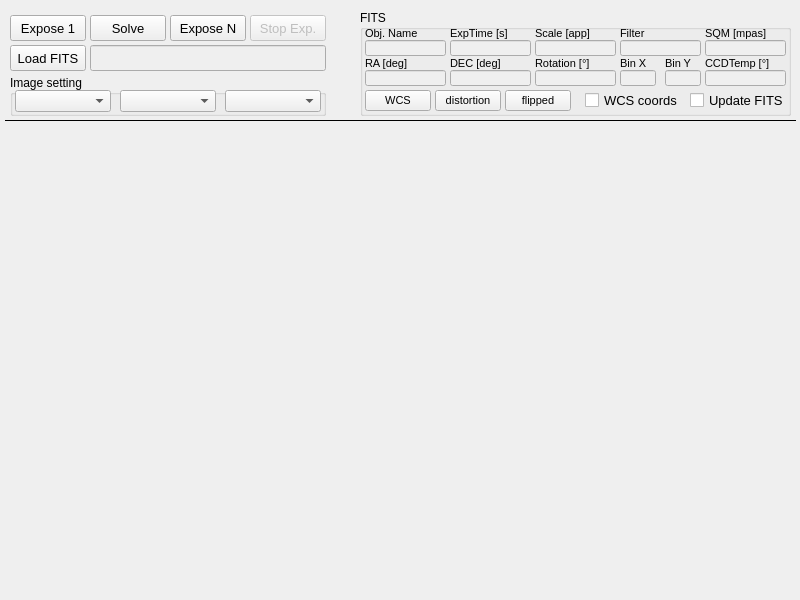
Qt form mw4/gui/widgets/image.ui (mworion/MountWizzard4) before a commit.
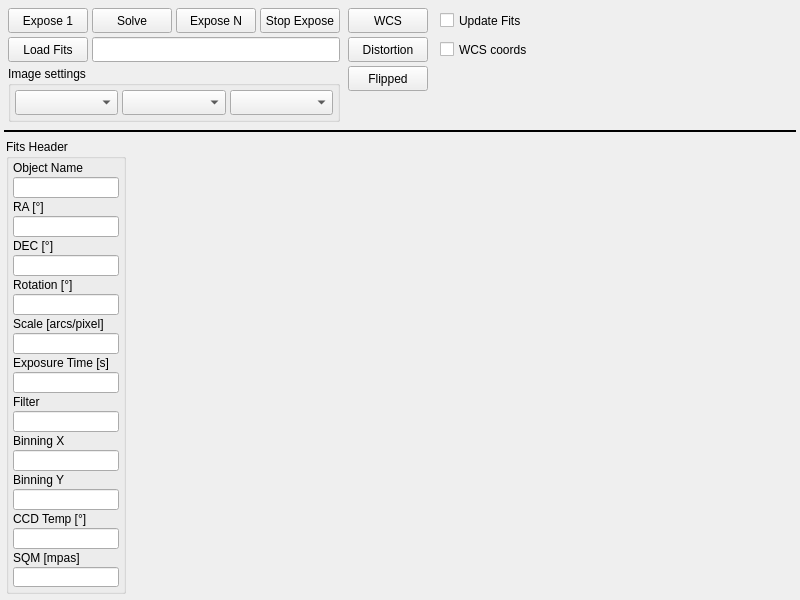
The same form after that commit.

Commit message: changed gui to layouts for image window

The edit to the form file:
```diff
--- a/mw4/gui/widgets/image.ui
+++ b/mw4/gui/widgets/image.ui
@@ -30,1025 +30,505 @@
   <property name="windowTitle">
    <string>Imaging</string>
   </property>
-  <widget class="QWidget" name="image" native="true">
-   <property name="geometry">
-    <rect>
-     <x>5</x>
-     <y>124</y>
-     <width>790</width>
-     <height>471</height>
-    </rect>
-   </property>
-   <property name="minimumSize">
-    <size>
-     <width>690</width>
-     <height>270</height>
-    </size>
-   </property>
-   <property name="maximumSize">
-    <size>
-     <width>1510</width>
-     <height>1070</height>
-    </size>
-   </property>
-   <property name="autoFillBackground">
-    <bool>true</bool>
-   </property>
-  </widget>
-  <widget class="QPushButton" name="expose">
-   <property name="geometry">
-    <rect>
-     <x>10</x>
-     <y>15</y>
-     <width>76</width>
-     <height>26</height>
-    </rect>
-   </property>
-   <property name="sizePolicy">
-    <sizepolicy hsizetype="Ignored" vsizetype="Ignored">
-     <horstretch>0</horstretch>
-     <verstretch>0</verstretch>
-    </sizepolicy>
-   </property>
-   <property name="minimumSize">
-    <size>
-     <width>76</width>
-     <height>0</height>
-    </size>
-   </property>
-   <property name="font">
-    <font>
-     <pointsize>10</pointsize>
-    </font>
-   </property>
-   <property name="toolTip">
-    <string>&lt;html&gt;&lt;head/&gt;&lt;body&gt;&lt;p&gt;Single exposure&lt;/p&gt;&lt;/body&gt;&lt;/html&gt;</string>
-   </property>
-   <property name="text">
-    <string>Expose 1</string>
-   </property>
-  </widget>
-  <widget class="QPushButton" name="solve">
-   <property name="geometry">
-    <rect>
-     <x>90</x>
-     <y>15</y>
-     <width>76</width>
-     <height>26</height>
-    </rect>
-   </property>
-   <property name="font">
-    <font>
-     <pointsize>10</pointsize>
-    </font>
-   </property>
-   <property name="toolTip">
-    <string>&lt;html&gt;&lt;head/&gt;&lt;body&gt;&lt;p&gt;Single plate solve of the actual image&lt;/p&gt;&lt;/body&gt;&lt;/html&gt;</string>
-   </property>
-   <property name="text">
-    <string>Solve</string>
-   </property>
-  </widget>
-  <widget class="QPushButton" name="load">
-   <property name="enabled">
-    <bool>true</bool>
-   </property>
-   <property name="geometry">
-    <rect>
-     <x>10</x>
-     <y>45</y>
-     <width>76</width>
-     <height>26</height>
-    </rect>
-   </property>
-   <property name="font">
-    <font>
-     <pointsize>10</pointsize>
-    </font>
-   </property>
-   <property name="toolTip">
-    <string>&lt;html&gt;&lt;head/&gt;&lt;body&gt;&lt;p&gt;&lt;span style=&quot; font-size:10pt;&quot;&gt;Load a fits file and display is&lt;/span&gt;&lt;/p&gt;&lt;/body&gt;&lt;/html&gt;</string>
-   </property>
-   <property name="text">
-    <string>Load FITS</string>
-   </property>
-  </widget>
-  <widget class="QPushButton" name="stop">
-   <property name="enabled">
-    <bool>false</bool>
-   </property>
-   <property name="geometry">
-    <rect>
-     <x>250</x>
-     <y>15</y>
-     <width>76</width>
-     <height>26</height>
-    </rect>
-   </property>
-   <property name="font">
-    <font>
-     <pointsize>10</pointsize>
-    </font>
-   </property>
-   <property name="toolTip">
-    <string>&lt;html&gt;&lt;head/&gt;&lt;body&gt;&lt;p&gt;Cancels an imaging or plate solving action or stops continous exposures&lt;/p&gt;&lt;/body&gt;&lt;/html&gt;</string>
-   </property>
-   <property name="text">
-    <string>Stop Exp.</string>
-   </property>
-  </widget>
-  <widget class="QLineEdit" name="imageFileName">
-   <property name="enabled">
-    <bool>false</bool>
-   </property>
-   <property name="geometry">
-    <rect>
-     <x>90</x>
-     <y>45</y>
-     <width>236</width>
-     <height>26</height>
-    </rect>
-   </property>
-   <property name="font">
-    <font>
-     <family>Arial</family>
-     <pointsize>10</pointsize>
-     <weight>50</weight>
-     <bold>false</bold>
-    </font>
-   </property>
-   <property name="mouseTracking">
-    <bool>false</bool>
-   </property>
-   <property name="focusPolicy">
-    <enum>Qt::NoFocus</enum>
-   </property>
-   <property name="acceptDrops">
-    <bool>false</bool>
-   </property>
-   <property name="toolTip">
-    <string>&lt;html&gt;&lt;head/&gt;&lt;body&gt;&lt;p&gt;name of image which is shown&lt;/p&gt;&lt;/body&gt;&lt;/html&gt;</string>
-   </property>
-   <property name="text">
-    <string/>
-   </property>
-   <property name="alignment">
-    <set>Qt::AlignLeading|Qt::AlignLeft|Qt::AlignVCenter</set>
-   </property>
-   <property name="readOnly">
-    <bool>true</bool>
-   </property>
-  </widget>
-  <widget class="QPushButton" name="exposeN">
-   <property name="geometry">
-    <rect>
-     <x>170</x>
-     <y>15</y>
-     <width>76</width>
-     <height>26</height>
-    </rect>
-   </property>
-   <property name="font">
-    <font>
-     <pointsize>10</pointsize>
-    </font>
-   </property>
-   <property name="toolTip">
-    <string>&lt;html&gt;&lt;head/&gt;&lt;body&gt;&lt;p&gt;&lt;span style=&quot; font-size:10pt;&quot;&gt;Continous exposures&lt;/span&gt;&lt;/p&gt;&lt;/body&gt;&lt;/html&gt;</string>
-   </property>
-   <property name="text">
-    <string>Expose N</string>
-   </property>
-  </widget>
-  <widget class="Line" name="line_71">
-   <property name="geometry">
-    <rect>
-     <x>5</x>
-     <y>120</y>
-     <width>791</width>
-     <height>1</height>
-    </rect>
-   </property>
-   <property name="frameShadow">
-    <enum>QFrame::Plain</enum>
-   </property>
-   <property name="orientation">
-    <enum>Qt::Horizontal</enum>
-   </property>
-  </widget>
-  <widget class="QGroupBox" name="groupBox">
-   <property name="geometry">
-    <rect>
-     <x>360</x>
-     <y>10</y>
-     <width>431</width>
-     <height>106</height>
-    </rect>
-   </property>
-   <property name="title">
-    <string>FITS</string>
-   </property>
-   <widget class="QLineEdit" name="ccdTemp">
-    <property name="enabled">
-     <bool>false</bool>
-    </property>
-    <property name="geometry">
-     <rect>
-      <x>345</x>
-      <y>60</y>
-      <width>81</width>
-      <height>16</height>
-     </rect>
-    </property>
-    <property name="font">
-     <font>
-      <pointsize>10</pointsize>
-      <weight>50</weight>
-      <bold>false</bold>
-     </font>
-    </property>
-    <property name="mouseTracking">
-     <bool>false</bool>
-    </property>
-    <property name="focusPolicy">
-     <enum>Qt::NoFocus</enum>
-    </property>
-    <property name="acceptDrops">
-     <bool>false</bool>
-    </property>
-    <property name="toolTip">
-     <string>&lt;html&gt;&lt;head/&gt;&lt;body&gt;&lt;p&gt;&lt;span style=&quot; font-weight:400;&quot;&gt;Shows the solved RA of image in J2000 coordinates&lt;/span&gt;&lt;/p&gt;&lt;/body&gt;&lt;/html&gt;</string>
-    </property>
-    <property name="text">
-     <string/>
-    </property>
-    <property name="alignment">
-     <set>Qt::AlignRight|Qt::AlignTrailing|Qt::AlignVCenter</set>
-    </property>
-    <property name="readOnly">
-     <bool>true</bool>
-    </property>
-   </widget>
-   <widget class="QLineEdit" name="expTime">
-    <property name="enabled">
-     <bool>false</bool>
-    </property>
-    <property name="geometry">
-     <rect>
-      <x>90</x>
-      <y>30</y>
-      <width>81</width>
-      <height>16</height>
-     </rect>
-    </property>
-    <property name="font">
-     <font>
-      <pointsize>10</pointsize>
-      <weight>50</weight>
-      <bold>false</bold>
-     </font>
-    </property>
-    <property name="mouseTracking">
-     <bool>false</bool>
-    </property>
-    <property name="focusPolicy">
-     <enum>Qt::NoFocus</enum>
-    </property>
-    <property name="acceptDrops">
-     <bool>false</bool>
-    </property>
-    <property name="toolTip">
-     <string>&lt;html&gt;&lt;head/&gt;&lt;body&gt;&lt;p&gt;&lt;span style=&quot; font-weight:400;&quot;&gt;Shows the solved RA of image in J2000 coordinates&lt;/span&gt;&lt;/p&gt;&lt;/body&gt;&lt;/html&gt;</string>
-    </property>
-    <property name="text">
-     <string/>
-    </property>
-    <property name="alignment">
-     <set>Qt::AlignRight|Qt::AlignTrailing|Qt::AlignVCenter</set>
-    </property>
-    <property name="readOnly">
-     <bool>true</bool>
-    </property>
-   </widget>
-   <widget class="QLineEdit" name="binY">
-    <property name="enabled">
-     <bool>false</bool>
-    </property>
-    <property name="geometry">
-     <rect>
-      <x>305</x>
-      <y>60</y>
-      <width>36</width>
-      <height>16</height>
-     </rect>
-    </property>
-    <property name="font">
-     <font>
-      <pointsize>10</pointsize>
-      <weight>50</weight>
-      <bold>false</bold>
-     </font>
-    </property>
-    <property name="mouseTracking">
-     <bool>false</bool>
-    </property>
-    <property name="focusPolicy">
-     <enum>Qt::NoFocus</enum>
-    </property>
-    <property name="acceptDrops">
-     <bool>false</bool>
-    </property>
-    <property name="toolTip">
-     <string>&lt;html&gt;&lt;head/&gt;&lt;body&gt;&lt;p&gt;&lt;span style=&quot; font-weight:400;&quot;&gt;Shows the solved RA of image in J2000 coordinates&lt;/span&gt;&lt;/p&gt;&lt;/body&gt;&lt;/html&gt;</string>
-    </property>
-    <property name="text">
-     <string/>
-    </property>
-    <property name="alignment">
-     <set>Qt::AlignRight|Qt::AlignTrailing|Qt::AlignVCenter</set>
-    </property>
-    <property name="readOnly">
-     <bool>true</bool>
-    </property>
-   </widget>
-   <widget class="QLineEdit" name="ra">
-    <property name="enabled">
-     <bool>false</bool>
-    </property>
-    <property name="geometry">
-     <rect>
-      <x>5</x>
-      <y>60</y>
-      <width>81</width>
-      <height>16</height>
-     </rect>
-    </property>
-    <property name="font">
-     <font>
-      <pointsize>10</pointsize>
-      <weight>50</weight>
-      <bold>false</bold>
-     </font>
-    </property>
-    <property name="mouseTracking">
-     <bool>false</bool>
-    </property>
-    <property name="focusPolicy">
-     <enum>Qt::NoFocus</enum>
-    </property>
-    <property name="acceptDrops">
-     <bool>false</bool>
-    </property>
-    <property name="toolTip">
-     <string>&lt;html&gt;&lt;head/&gt;&lt;body&gt;&lt;p&gt;&lt;span style=&quot; font-weight:400;&quot;&gt;Shows the solved RA of image in J2000 coordinates&lt;/span&gt;&lt;/p&gt;&lt;/body&gt;&lt;/html&gt;</string>
-    </property>
-    <property name="text">
-     <string/>
-    </property>
-    <property name="alignment">
-     <set>Qt::AlignRight|Qt::AlignTrailing|Qt::AlignVCenter</set>
-    </property>
-    <property name="readOnly">
-     <bool>true</bool>
-    </property>
-   </widget>
-   <widget class="QLabel" name="label_38">
-    <property name="geometry">
-     <rect>
-      <x>345</x>
-      <y>45</y>
-      <width>81</width>
-      <height>16</height>
-     </rect>
-    </property>
-    <property name="font">
-     <font>
-      <pointsize>8</pointsize>
-     </font>
-    </property>
-    <property name="text">
-     <string>CCDTemp [°]</string>
-    </property>
-   </widget>
-   <widget class="QLabel" name="label_31">
-    <property name="geometry">
-     <rect>
-      <x>175</x>
-      <y>15</y>
-      <width>81</width>
-      <height>16</height>
-     </rect>
-    </property>
-    <property name="font">
-     <font>
-      <pointsize>8</pointsize>
-     </font>
-    </property>
-    <property name="text">
-     <string>Scale [app]</string>
-    </property>
-   </widget>
-   <widget class="QLabel" name="label_34">
-    <property name="geometry">
-     <rect>
-      <x>260</x>
-      <y>15</y>
-      <width>81</width>
-      <height>16</height>
-     </rect>
-    </property>
-    <property name="font">
-     <font>
-      <pointsize>8</pointsize>
-     </font>
-    </property>
-    <property name="text">
-     <string>Filter</string>
-    </property>
-   </widget>
-   <widget class="QLabel" name="label_32">
-    <property name="geometry">
-     <rect>
-      <x>5</x>
-      <y>15</y>
-      <width>81</width>
-      <height>16</height>
-     </rect>
-    </property>
-    <property name="font">
-     <font>
-      <pointsize>8</pointsize>
-     </font>
-    </property>
-    <property name="text">
-     <string>Obj. Name</string>
-    </property>
-   </widget>
-   <widget class="QLineEdit" name="sqm">
-    <property name="enabled">
-     <bool>false</bool>
-    </property>
-    <property name="geometry">
-     <rect>
-      <x>345</x>
-      <y>30</y>
-      <width>81</width>
-      <height>16</height>
-     </rect>
-    </property>
-    <property name="font">
-     <font>
-      <pointsize>10</pointsize>
-      <weight>50</weight>
-      <bold>false</bold>
-     </font>
-    </property>
-    <property name="mouseTracking">
-     <bool>false</bool>
-    </property>
-    <property name="focusPolicy">
-     <enum>Qt::NoFocus</enum>
-    </property>
-    <property name="acceptDrops">
-     <bool>false</bool>
-    </property>
-    <property name="toolTip">
-     <string>&lt;html&gt;&lt;head/&gt;&lt;body&gt;&lt;p&gt;&lt;span style=&quot; font-weight:400;&quot;&gt;Shows the solved RA of image in J2000 coordinates&lt;/span&gt;&lt;/p&gt;&lt;/body&gt;&lt;/html&gt;</string>
-    </property>
-    <property name="text">
-     <string/>
-    </property>
-    <property name="alignment">
-     <set>Qt::AlignRight|Qt::AlignTrailing|Qt::AlignVCenter</set>
-    </property>
-    <property name="readOnly">
-     <bool>true</bool>
-    </property>
-   </widget>
-   <widget class="QLabel" name="label_36">
-    <property name="geometry">
-     <rect>
-      <x>305</x>
-      <y>45</y>
-      <width>31</width>
-      <height>16</height>
-     </rect>
-    </property>
-    <property name="font">
-     <font>
-      <pointsize>8</pointsize>
-     </font>
-    </property>
-    <property name="text">
-     <string>Bin Y</string>
-    </property>
-   </widget>
-   <widget class="QLineEdit" name="dec">
-    <property name="enabled">
-     <bool>false</bool>
-    </property>
-    <property name="geometry">
-     <rect>
-      <x>90</x>
-      <y>60</y>
-      <width>81</width>
-      <height>16</height>
-     </rect>
-    </property>
-    <property name="font">
-     <font>
-      <pointsize>10</pointsize>
-      <weight>50</weight>
-      <bold>false</bold>
-     </font>
-    </property>
-    <property name="mouseTracking">
-     <bool>false</bool>
-    </property>
-    <property name="focusPolicy">
-     <enum>Qt::NoFocus</enum>
-    </property>
-    <property name="acceptDrops">
-     <bool>false</bool>
-    </property>
-    <property name="toolTip">
-     <string>&lt;html&gt;&lt;head/&gt;&lt;body&gt;&lt;p&gt;&lt;span style=&quot; font-weight:400;&quot;&gt;Shows the solved RA of image in J2000 coordinates&lt;/span&gt;&lt;/p&gt;&lt;/body&gt;&lt;/html&gt;</string>
-    </property>
-    <property name="text">
-     <string/>
-    </property>
-    <property name="alignment">
-     <set>Qt::AlignRight|Qt::AlignTrailing|Qt::AlignVCenter</set>
-    </property>
-    <property name="readOnly">
-     <bool>true</bool>
-    </property>
-   </widget>
-   <widget class="QLineEdit" name="filter">
-    <property name="enabled">
-     <bool>false</bool>
-    </property>
-    <property name="geometry">
-     <rect>
-      <x>260</x>
-      <y>30</y>
-      <width>81</width>
-      <height>16</height>
-     </rect>
-    </property>
-    <property name="font">
-     <font>
-      <pointsize>10</pointsize>
-      <weight>50</weight>
-      <bold>false</bold>
-     </font>
-    </property>
-    <property name="mouseTracking">
-     <bool>false</bool>
-    </property>
-    <property name="focusPolicy">
-     <enum>Qt::NoFocus</enum>
-    </property>
-    <property name="acceptDrops">
-     <bool>false</bool>
-    </property>
-    <property name="toolTip">
-     <string>&lt;html&gt;&lt;head/&gt;&lt;body&gt;&lt;p&gt;&lt;span style=&quot; font-weight:400;&quot;&gt;Shows the solved RA of image in J2000 coordinates&lt;/span&gt;&lt;/p&gt;&lt;/body&gt;&lt;/html&gt;</string>
-    </property>
-    <property name="text">
-     <string/>
-    </property>
-    <property name="alignment">
-     <set>Qt::AlignRight|Qt::AlignTrailing|Qt::AlignVCenter</set>
-    </property>
-    <property name="readOnly">
-     <bool>true</bool>
-    </property>
-   </widget>
-   <widget class="QLineEdit" name="binX">
-    <property name="enabled">
-     <bool>false</bool>
-    </property>
-    <property name="geometry">
-     <rect>
-      <x>260</x>
-      <y>60</y>
-      <width>36</width>
-      <height>16</height>
-     </rect>
-    </property>
-    <property name="font">
-     <font>
-      <pointsize>10</pointsize>
-      <weight>50</weight>
-      <bold>false</bold>
-     </font>
-    </property>
-    <property name="mouseTracking">
-     <bool>false</bool>
-    </property>
-    <property name="focusPolicy">
-     <enum>Qt::NoFocus</enum>
-    </property>
-    <property name="acceptDrops">
-     <bool>false</bool>
-    </property>
-    <property name="toolTip">
-     <string>&lt;html&gt;&lt;head/&gt;&lt;body&gt;&lt;p&gt;&lt;span style=&quot; font-weight:400;&quot;&gt;Shows the solved RA of image in J2000 coordinates&lt;/span&gt;&lt;/p&gt;&lt;/body&gt;&lt;/html&gt;</string>
-    </property>
-    <property name="text">
-     <string/>
-    </property>
-    <property name="alignment">
-     <set>Qt::AlignRight|Qt::AlignTrailing|Qt::AlignVCenter</set>
-    </property>
-    <property name="readOnly">
-     <bool>true</bool>
-    </property>
-   </widget>
-   <widget class="QLabel" name="label_29">
-    <property name="geometry">
-     <rect>
-      <x>5</x>
-      <y>45</y>
-      <width>81</width>
-      <height>16</height>
-     </rect>
-    </property>
-    <property name="font">
-     <font>
-      <pointsize>8</pointsize>
-     </font>
-    </property>
-    <property name="text">
-     <string>RA [deg]</string>
-    </property>
-   </widget>
-   <widget class="QLabel" name="label_35">
-    <property name="geometry">
-     <rect>
-      <x>260</x>
-      <y>45</y>
-      <width>31</width>
-      <height>16</height>
-     </rect>
-    </property>
-    <property name="font">
-     <font>
-      <pointsize>8</pointsize>
-     </font>
-    </property>
-    <property name="text">
-     <string>Bin X</string>
-    </property>
-   </widget>
-   <widget class="QLabel" name="label_37">
-    <property name="geometry">
-     <rect>
-      <x>345</x>
-      <y>15</y>
-      <width>81</width>
-      <height>16</height>
-     </rect>
-    </property>
-    <property name="font">
-     <font>
-      <pointsize>8</pointsize>
-     </font>
-    </property>
-    <property name="text">
-     <string>SQM [mpas]</string>
-    </property>
-   </widget>
-   <widget class="QLabel" name="label_30">
-    <property name="geometry">
-     <rect>
-      <x>90</x>
-      <y>45</y>
-      <width>81</width>
-      <height>16</height>
-     </rect>
-    </property>
-    <property name="font">
-     <font>
-      <pointsize>8</pointsize>
-     </font>
-    </property>
-    <property name="text">
-     <string>DEC [deg]</string>
-    </property>
-   </widget>
-   <widget class="QLineEdit" name="object">
-    <property name="enabled">
-     <bool>false</bool>
-    </property>
-    <property name="geometry">
-     <rect>
-      <x>5</x>
-      <y>30</y>
-      <width>81</width>
-      <height>16</height>
-     </rect>
-    </property>
-    <property name="font">
-     <font>
-      <pointsize>10</pointsize>
-      <weight>50</weight>
-      <bold>false</bold>
-     </font>
-    </property>
-    <property name="mouseTracking">
-     <bool>false</bool>
-    </property>
-    <property name="focusPolicy">
-     <enum>Qt::NoFocus</enum>
-    </property>
-    <property name="acceptDrops">
-     <bool>false</bool>
-    </property>
-    <property name="toolTip">
-     <string>&lt;html&gt;&lt;head/&gt;&lt;body&gt;&lt;p&gt;&lt;span style=&quot; font-weight:400;&quot;&gt;Shows the solved RA of image in J2000 coordinates&lt;/span&gt;&lt;/p&gt;&lt;/body&gt;&lt;/html&gt;</string>
-    </property>
-    <property name="text">
-     <string/>
-    </property>
-    <property name="alignment">
-     <set>Qt::AlignRight|Qt::AlignTrailing|Qt::AlignVCenter</set>
-    </property>
-    <property name="readOnly">
-     <bool>true</bool>
-    </property>
-   </widget>
-   <widget class="QLabel" name="label">
-    <property name="geometry">
-     <rect>
-      <x>90</x>
-      <y>15</y>
-      <width>81</width>
-      <height>16</height>
-     </rect>
-    </property>
-    <property name="font">
-     <font>
-      <pointsize>8</pointsize>
-     </font>
-    </property>
-    <property name="text">
-     <string>ExpTime [s]</string>
-    </property>
-   </widget>
-   <widget class="QLineEdit" name="scale">
-    <property name="enabled">
-     <bool>false</bool>
-    </property>
-    <property name="geometry">
-     <rect>
-      <x>175</x>
-      <y>30</y>
-      <width>81</width>
-      <height>16</height>
-     </rect>
-    </property>
-    <property name="font">
-     <font>
-      <pointsize>10</pointsize>
-      <weight>50</weight>
-      <bold>false</bold>
-     </font>
-    </property>
-    <property name="mouseTracking">
-     <bool>false</bool>
-    </property>
-    <property name="focusPolicy">
-     <enum>Qt::NoFocus</enum>
-    </property>
-    <property name="acceptDrops">
-     <bool>false</bool>
-    </property>
-    <property name="toolTip">
-     <string>&lt;html&gt;&lt;head/&gt;&lt;body&gt;&lt;p&gt;&lt;span style=&quot; font-weight:400;&quot;&gt;Shows the solved RA of image in J2000 coordinates&lt;/span&gt;&lt;/p&gt;&lt;/body&gt;&lt;/html&gt;</string>
-    </property>
-    <property name="text">
-     <string/>
-    </property>
-    <property name="alignment">
-     <set>Qt::AlignRight|Qt::AlignTrailing|Qt::AlignVCenter</set>
-    </property>
-    <property name="readOnly">
-     <bool>true</bool>
-    </property>
-   </widget>
-   <widget class="QPushButton" name="hasCelestial">
-    <property name="geometry">
-     <rect>
-      <x>5</x>
-      <y>80</y>
-      <width>66</width>
-      <height>21</height>
-     </rect>
-    </property>
-    <property name="font">
-     <font>
-      <pointsize>8</pointsize>
-     </font>
-    </property>
-    <property name="toolTip">
-     <string>&lt;html&gt;&lt;head/&gt;&lt;body&gt;&lt;p&gt;Cancels an imaging or plate solving action or stops continous exposures&lt;/p&gt;&lt;/body&gt;&lt;/html&gt;</string>
-    </property>
-    <property name="text">
-     <string>WCS</string>
-    </property>
-   </widget>
-   <widget class="QPushButton" name="hasDistortion">
-    <property name="geometry">
-     <rect>
-      <x>75</x>
-      <y>80</y>
-      <width>66</width>
-      <height>21</height>
-     </rect>
-    </property>
-    <property name="font">
-     <font>
-      <pointsize>8</pointsize>
-     </font>
-    </property>
-    <property name="toolTip">
-     <string>&lt;html&gt;&lt;head/&gt;&lt;body&gt;&lt;p&gt;Cancels an imaging or plate solving action or stops continous exposures&lt;/p&gt;&lt;/body&gt;&lt;/html&gt;</string>
-    </property>
-    <property name="text">
-     <string>distortion</string>
-    </property>
-   </widget>
-   <widget class="QLabel" name="label_33">
-    <property name="geometry">
-     <rect>
-      <x>175</x>
-      <y>45</y>
-      <width>81</width>
-      <height>16</height>
-     </rect>
-    </property>
-    <property name="font">
-     <font>
-      <pointsize>8</pointsize>
-     </font>
-    </property>
-    <property name="text">
-     <string>Rotation [°]</string>
-    </property>
-   </widget>
-   <widget class="QLineEdit" name="rotation">
-    <property name="enabled">
-     <bool>false</bool>
-    </property>
-    <property name="geometry">
-     <rect>
-      <x>175</x>
-      <y>60</y>
-      <width>81</width>
-      <height>16</height>
-     </rect>
-    </property>
-    <property name="font">
-     <font>
-      <pointsize>10</pointsize>
-      <weight>50</weight>
-      <bold>false</bold>
-     </font>
-    </property>
-    <property name="mouseTracking">
-     <bool>false</bool>
-    </property>
-    <property name="focusPolicy">
-     <enum>Qt::NoFocus</enum>
-    </property>
-    <property name="acceptDrops">
-     <bool>false</bool>
-    </property>
-    <property name="toolTip">
-     <string>&lt;html&gt;&lt;head/&gt;&lt;body&gt;&lt;p&gt;&lt;span style=&quot; font-weight:400;&quot;&gt;Shows the solved RA of image in J2000 coordinates&lt;/span&gt;&lt;/p&gt;&lt;/body&gt;&lt;/html&gt;</string>
-    </property>
-    <property name="text">
-     <string/>
-    </property>
-    <property name="alignment">
-     <set>Qt::AlignRight|Qt::AlignTrailing|Qt::AlignVCenter</set>
-    </property>
-    <property name="readOnly">
-     <bool>true</bool>
-    </property>
-   </widget>
-   <widget class="QCheckBox" name="checkUseWCS">
-    <property name="geometry">
-     <rect>
-      <x>225</x>
-      <y>80</y>
-      <width>96</width>
-      <height>21</height>
-     </rect>
-    </property>
-    <property name="font">
-     <font>
-      <pointsize>10</pointsize>
-     </font>
-    </property>
-    <property name="text">
-     <string>WCS coords</string>
-    </property>
-   </widget>
-   <widget class="QCheckBox" name="checkUpdateFits">
-    <property name="geometry">
-     <rect>
-      <x>330</x>
-      <y>80</y>
-      <width>96</width>
-      <height>21</height>
-     </rect>
-    </property>
-    <property name="font">
-     <font>
-      <pointsize>10</pointsize>
-     </font>
-    </property>
-    <property name="text">
-     <string>Update FITS</string>
-    </property>
-   </widget>
-   <widget class="QPushButton" name="isFlipped">
-    <property name="geometry">
-     <rect>
-      <x>145</x>
-      <y>80</y>
-      <width>66</width>
-      <height>21</height>
-     </rect>
-    </property>
-    <property name="font">
-     <font>
-      <pointsize>8</pointsize>
-     </font>
-    </property>
-    <property name="toolTip">
-     <string>&lt;html&gt;&lt;head/&gt;&lt;body&gt;&lt;p&gt;Cancels an imaging or plate solving action or stops continous exposures&lt;/p&gt;&lt;/body&gt;&lt;/html&gt;</string>
-    </property>
-    <property name="text">
-     <string>flipped</string>
-    </property>
-   </widget>
-  </widget>
-  <widget class="QGroupBox" name="groupBox_2">
-   <property name="geometry">
-    <rect>
-     <x>10</x>
-     <y>75</y>
-     <width>316</width>
-     <height>41</height>
-    </rect>
-   </property>
-   <property name="title">
-    <string>Image setting</string>
-   </property>
-   <widget class="QComboBox" name="color">
-    <property name="geometry">
-     <rect>
-      <x>110</x>
-      <y>15</y>
-      <width>96</width>
-      <height>22</height>
-     </rect>
-    </property>
-    <property name="currentText">
-     <string/>
-    </property>
-   </widget>
-   <widget class="QComboBox" name="stretch">
-    <property name="geometry">
-     <rect>
-      <x>215</x>
-      <y>15</y>
-      <width>96</width>
-      <height>22</height>
-     </rect>
-    </property>
-    <property name="currentText">
-     <string/>
-    </property>
-   </widget>
-   <widget class="QComboBox" name="zoom">
-    <property name="geometry">
-     <rect>
-      <x>5</x>
-      <y>15</y>
-      <width>96</width>
-      <height>22</height>
-     </rect>
-    </property>
-    <property name="currentText">
-     <string/>
-    </property>
-   </widget>
-  </widget>
+  <layout class="QVBoxLayout" name="verticalLayout_2" stretch="0,0,1">
+   <property name="spacing">
+    <number>4</number>
+   </property>
+   <property name="leftMargin">
+    <number>4</number>
+   </property>
+   <property name="topMargin">
+    <number>4</number>
+   </property>
+   <property name="rightMargin">
+    <number>4</number>
+   </property>
+   <property name="bottomMargin">
+    <number>4</number>
+   </property>
+   <item>
+    <layout class="QHBoxLayout" name="horizontalLayout_5" stretch="0,1">
+     <property name="spacing">
+      <number>2</number>
+     </property>
+     <property name="leftMargin">
+      <number>0</number>
+     </property>
+     <property name="topMargin">
+      <number>0</number>
+     </property>
+     <property name="rightMargin">
+      <number>0</number>
+     </property>
+     <property name="bottomMargin">
+      <number>0</number>
+     </property>
+     <item>
+      <layout class="QGridLayout" name="gridLayout">
+       <property name="leftMargin">
+        <number>4</number>
+       </property>
+       <property name="topMargin">
+        <number>4</number>
+       </property>
+       <property name="rightMargin">
+        <number>4</number>
+       </property>
+       <property name="bottomMargin">
+        <number>4</number>
+       </property>
+       <property name="spacing">
+        <number>4</number>
+       </property>
+       <item row="0" column="2">
+        <widget class="QPushButton" name="stop">
+         <property name="minimumSize">
+          <size>
+           <width>80</width>
+           <height>25</height>
+          </size>
+         </property>
+         <property name="text">
+          <string>Expose N</string>
+         </property>
+        </widget>
+       </item>
+       <item row="0" column="4" rowspan="3">
+        <layout class="QVBoxLayout" name="verticalLayout">
+         <property name="spacing">
+          <number>4</number>
+         </property>
+         <property name="leftMargin">
+          <number>4</number>
+         </property>
+         <property name="topMargin">
+          <number>0</number>
+         </property>
+         <property name="rightMargin">
+          <number>4</number>
+         </property>
+         <property name="bottomMargin">
+          <number>0</number>
+         </property>
+         <item>
+          <widget class="QPushButton" name="hasCelestial">
+           <property name="minimumSize">
+            <size>
+             <width>80</width>
+             <height>25</height>
+            </size>
+           </property>
+           <property name="text">
+            <string>WCS</string>
+           </property>
+          </widget>
+         </item>
+         <item>
+          <widget class="QPushButton" name="hasDistortion">
+           <property name="minimumSize">
+            <size>
+             <width>80</width>
+             <height>25</height>
+            </size>
+           </property>
+           <property name="text">
+            <string>Distortion</string>
+           </property>
+          </widget>
+         </item>
+         <item>
+          <widget class="QPushButton" name="isFlipped">
+           <property name="minimumSize">
+            <size>
+             <width>80</width>
+             <height>25</height>
+            </size>
+           </property>
+           <property name="text">
+            <string>Flipped</string>
+           </property>
+          </widget>
+         </item>
+         <item>
+          <widget class="QWidget" name="widget_4" native="true"/>
+         </item>
+        </layout>
+       </item>
+       <item row="1" column="1" colspan="3">
+        <widget class="QLineEdit" name="imageFileName">
+         <property name="minimumSize">
+          <size>
+           <width>0</width>
+           <height>25</height>
+          </size>
+         </property>
+        </widget>
+       </item>
+       <item row="1" column="0">
+        <widget class="QPushButton" name="load">
+         <property name="minimumSize">
+          <size>
+           <width>80</width>
+           <height>25</height>
+          </size>
+         </property>
+         <property name="text">
+          <string>Load Fits</string>
+         </property>
+        </widget>
+       </item>
+       <item row="2" column="0" colspan="4">
+        <widget class="QGroupBox" name="groupBox_2">
+         <property name="title">
+          <string>Image settings</string>
+         </property>
+         <layout class="QHBoxLayout" name="horizontalLayout_6">
+          <property name="spacing">
+           <number>4</number>
+          </property>
+          <property name="leftMargin">
+           <number>4</number>
+          </property>
+          <property name="topMargin">
+           <number>4</number>
+          </property>
+          <property name="rightMargin">
+           <number>4</number>
+          </property>
+          <property name="bottomMargin">
+           <number>4</number>
+          </property>
+          <item>
+           <widget class="QComboBox" name="zoom">
+            <property name="minimumSize">
+             <size>
+              <width>0</width>
+              <height>25</height>
+             </size>
+            </property>
+           </widget>
+          </item>
+          <item>
+           <widget class="QComboBox" name="color">
+            <property name="minimumSize">
+             <size>
+              <width>0</width>
+              <height>25</height>
+             </size>
+            </property>
+           </widget>
+          </item>
+          <item>
+           <widget class="QComboBox" name="stretch">
+            <property name="minimumSize">
+             <size>
+              <width>0</width>
+              <height>25</height>
+             </size>
+            </property>
+           </widget>
+          </item>
+         </layout>
+        </widget>
+       </item>
+       <item row="0" column="1">
+        <widget class="QPushButton" name="solve">
+         <property name="minimumSize">
+          <size>
+           <width>80</width>
+           <height>25</height>
+          </size>
+         </property>
+         <property name="text">
+          <string>Solve</string>
+         </property>
+        </widget>
+       </item>
+       <item row="0" column="3">
+        <widget class="QPushButton" name="pushButton">
+         <property name="minimumSize">
+          <size>
+           <width>80</width>
+           <height>25</height>
+          </size>
+         </property>
+         <property name="text">
+          <string>Stop Expose</string>
+         </property>
+        </widget>
+       </item>
+       <item row="0" column="0">
+        <widget class="QPushButton" name="expose">
+         <property name="minimumSize">
+          <size>
+           <width>80</width>
+           <height>25</height>
+          </size>
+         </property>
+         <property name="text">
+          <string>Expose 1</string>
+         </property>
+        </widget>
+       </item>
+       <item row="0" column="5" rowspan="3">
+        <layout class="QVBoxLayout" name="verticalLayout_4">
+         <property name="spacing">
+          <number>4</number>
+         </property>
+         <property name="leftMargin">
+          <number>4</number>
+         </property>
+         <property name="topMargin">
+          <number>0</number>
+         </property>
+         <property name="rightMargin">
+          <number>4</number>
+         </property>
+         <property name="bottomMargin">
+          <number>0</number>
+         </property>
+         <item>
+          <widget class="QCheckBox" name="checkUpdateFits">
+           <property name="minimumSize">
+            <size>
+             <width>80</width>
+             <height>25</height>
+            </size>
+           </property>
+           <property name="text">
+            <string>Update Fits</string>
+           </property>
+          </widget>
+         </item>
+         <item>
+          <widget class="QCheckBox" name="checkUseWCS">
+           <property name="minimumSize">
+            <size>
+             <width>80</width>
+             <height>25</height>
+            </size>
+           </property>
+           <property name="text">
+            <string>WCS coords</string>
+           </property>
+          </widget>
+         </item>
+         <item>
+          <widget class="QWidget" name="widget" native="true"/>
+         </item>
+        </layout>
+       </item>
+      </layout>
+     </item>
+     <item>
+      <widget class="QWidget" name="widget_2" native="true"/>
+     </item>
+    </layout>
+   </item>
+   <item>
+    <widget class="Line" name="line">
+     <property name="autoFillBackground">
+      <bool>true</bool>
+     </property>
+     <property name="frameShadow">
+      <enum>QFrame::Plain</enum>
+     </property>
+     <property name="lineWidth">
+      <number>2</number>
+     </property>
+     <property name="midLineWidth">
+      <number>1</number>
+     </property>
+     <property name="orientation">
+      <enum>Qt::Horizontal</enum>
+     </property>
+    </widget>
+   </item>
+   <item>
+    <layout class="QHBoxLayout" name="horizontalLayout_3">
+     <property name="spacing">
+      <number>2</number>
+     </property>
+     <property name="leftMargin">
+      <number>2</number>
+     </property>
+     <property name="topMargin">
+      <number>2</number>
+     </property>
+     <property name="rightMargin">
+      <number>2</number>
+     </property>
+     <property name="bottomMargin">
+      <number>2</number>
+     </property>
+     <item>
+      <widget class="QGroupBox" name="groupBox">
+       <property name="minimumSize">
+        <size>
+         <width>120</width>
+         <height>0</height>
+        </size>
+       </property>
+       <property name="maximumSize">
+        <size>
+         <width>100</width>
+         <height>16777215</height>
+        </size>
+       </property>
+       <property name="title">
+        <string>Fits Header</string>
+       </property>
+       <layout class="QVBoxLayout" name="verticalLayout_3" stretch="0,0,0,0,0,0,0,0,0,0,0,0,0,0,0,0,0,0,0,0,0,0,1">
+        <property name="spacing">
+         <number>2</number>
+        </property>
+        <property name="leftMargin">
+         <number>4</number>
+        </property>
+        <property name="topMargin">
+         <number>2</number>
+        </property>
+        <property name="rightMargin">
+         <number>4</number>
+        </property>
+        <property name="bottomMargin">
+         <number>2</number>
+        </property>
+        <item>
+         <widget class="QLabel" name="label">
+          <property name="text">
+           <string>Object Name</string>
+          </property>
+         </widget>
+        </item>
+        <item>
+         <widget class="QLineEdit" name="object"/>
+        </item>
+        <item>
+         <widget class="QLabel" name="label_2">
+          <property name="text">
+           <string>RA [°]</string>
+          </property>
+         </widget>
+        </item>
+        <item>
+         <widget class="QLineEdit" name="ra"/>
+        </item>
+        <item>
+         <widget class="QLabel" name="label_3">
+          <property name="text">
+           <string>DEC [°]</string>
+          </property>
+         </widget>
+        </item>
+        <item>
+         <widget class="QLineEdit" name="dec"/>
+        </item>
+        <item>
+         <widget class="QLabel" name="label_6">
+          <property name="text">
+           <string>Rotation [°]</string>
+          </property>
+         </widget>
+        </item>
+        <item>
+         <widget class="QLineEdit" name="rotation"/>
+        </item>
+        <item>
+         <widget class="QLabel" name="label_7">
+          <property name="text">
+           <string>Scale [arcs/pixel]</string>
+          </property>
+         </widget>
+        </item>
+        <item>
+         <widget class="QLineEdit" name="scale"/>
+        </item>
+        <item>
+         <widget class="QLabel" name="label_8">
+          <property name="text">
+           <string>Exposure Time [s]</string>
+          </property>
+         </widget>
+        </item>
+        <item>
+         <widget class="QLineEdit" name="expTime"/>
+        </item>
+        <item>
+         <widget class="QLabel" name="label_10">
+          <property name="text">
+           <string>Filter</string>
+          </property>
+         </widget>
+        </item>
+        <item>
+         <widget class="QLineEdit" name="filter"/>
+        </item>
+        <item>
+         <widget class="QLabel" name="label_11">
+          <property name="text">
+           <string>Binning X</string>
+          </property>
+         </widget>
+        </item>
+        <item>
+         <widget class="QLineEdit" name="binX"/>
+        </item>
+        <item>
+         <widget class="QLabel" name="label_12">
+          <property name="text">
+           <string>Binning Y</string>
+          </property>
+         </widget>
+        </item>
+        <item>
+         <widget class="QLineEdit" name="binY"/>
+        </item>
+        <item>
+         <widget class="QLabel" name="label_9">
+          <property name="text">
+           <string>CCD Temp [°]</string>
+          </property>
+         </widget>
+        </item>
+        <item>
+         <widget class="QLineEdit" name="ccdTemp"/>
+        </item>
+        <item>
+         <widget class="QLabel" name="label_4">
+          <property name="text">
+           <string>SQM [mpas]</string>
+          </property>
+         </widget>
+        </item>
+        <item>
+         <widget class="QLineEdit" name="sqm"/>
+        </item>
+        <item>
+         <widget class="QWidget" name="widget_3" native="true"/>
+        </item>
+       </layout>
+      </widget>
+     </item>
+     <item>
+      <widget class="QWidget" name="image" native="true">
+       <property name="sizePolicy">
+        <sizepolicy hsizetype="Expanding" vsizetype="Expanding">
+         <horstretch>1</horstretch>
+         <verstretch>1</verstretch>
+        </sizepolicy>
+       </property>
+       <property name="minimumSize">
+        <size>
+         <width>0</width>
+         <height>0</height>
+        </size>
+       </property>
+      </widget>
+     </item>
+    </layout>
+   </item>
+  </layout>
  </widget>
  <resources/>
  <connections/>
```
The commit also changes 5 other files.
